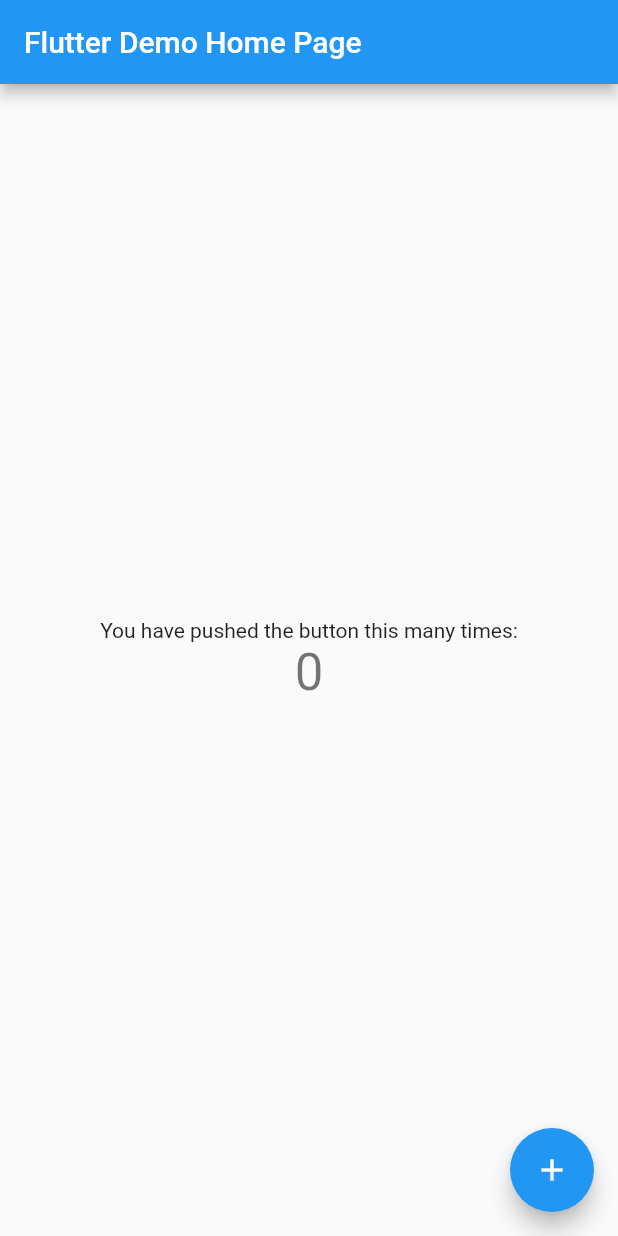
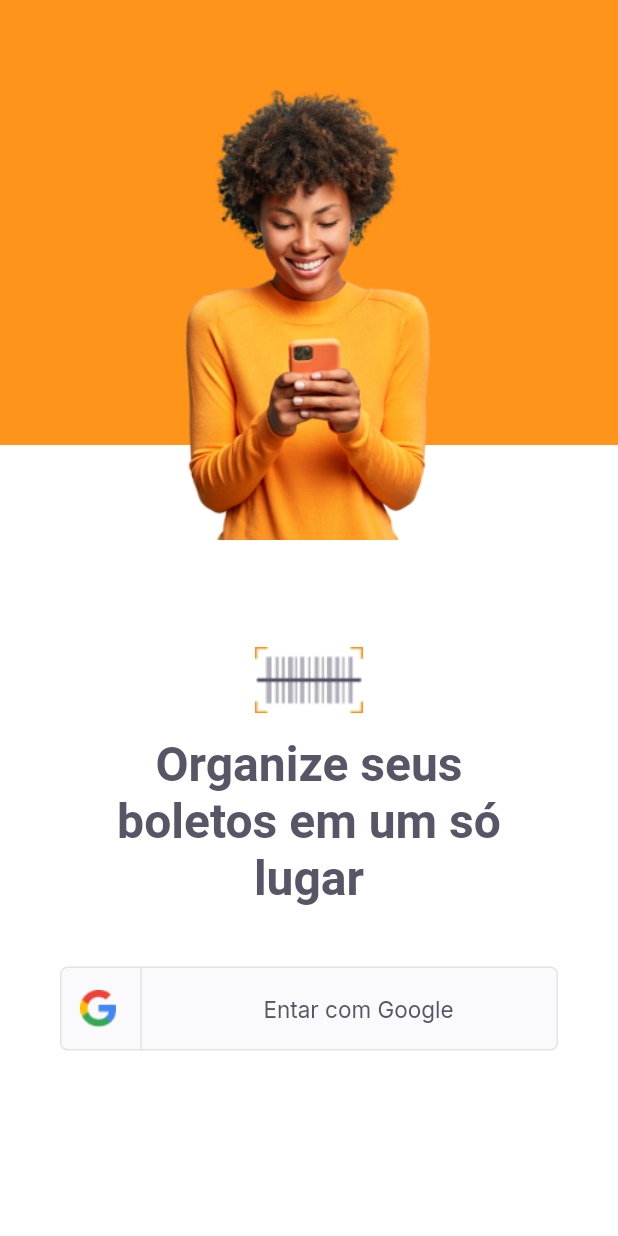
Before and after one commit to madruga665/NLW-Together-PayFlow, a Flutter app: the screen it shows after launch, on a phone screen of 412 x 824 dp. Run offline on Flutter 3.47's test engine with Material 2 defaults, Android fonts, the phone set to English and light mode, and no system bars; our stand-ins replace google_fonts.

Commit message:
Bomba!!! criação homepage splashpage e loginpage

```diff
--- a/lib/main.dart
+++ b/lib/main.dart
@@ -1,113 +1,23 @@
 import 'package:flutter/material.dart';
+import 'package:payflow/modules/home/home_page.dart';
+import 'package:payflow/modules/login/login_page.dart';
+import 'package:payflow/modules/splash/splash_page.dart';
+import 'package:payflow/shared/themes/app_colors.dart';
 
 void main() {
-  runApp(MyApp());
+  runApp(AppWidget());
 }
 
-class MyApp extends StatelessWidget {
+class AppWidget extends StatelessWidget {
   // This widget is the root of your application.
   @override
   Widget build(BuildContext context) {
     return MaterialApp(
-      title: 'Flutter Demo',
+      title: 'Pay Flow',
       theme: ThemeData(
-        // This is the theme of your application.
-        //
-        // Try running your application with "flutter run". You'll see the
-        // application has a blue toolbar. Then, without quitting the app, try
-        // changing the primarySwatch below to Colors.green and then invoke
-        // "hot reload" (press "r" in the console where you ran "flutter run",
-        // or simply save your changes to "hot reload" in a Flutter IDE).
-        // Notice that the counter didn't reset back to zero; the application
-        // is not restarted.
-        primarySwatch: Colors.blue,
+        primaryColor: AppColors.primary,
       ),
-      home: MyHomePage(title: 'Flutter Demo Home Page'),
+      home: LoginPage(),
     );
   }
 }
-
-class MyHomePage extends StatefulWidget {
-  MyHomePage({Key? key, required this.title}) : super(key: key);
-
-  // This widget is the home page of your application. It is stateful, meaning
-  // that it has a State object (defined below) that contains fields that affect
-  // how it looks.
-
-  // This class is the configuration for the state. It holds the values (in this
-  // case the title) provided by the parent (in this case the App widget) and
-  // used by the build method of the State. Fields in a Widget subclass are
-  // always marked "final".
-
-  final String title;
-
-  @override
-  _MyHomePageState createState() => _MyHomePageState();
-}
-
-class _MyHomePageState extends State<MyHomePage> {
-  int _counter = 0;
-
-  void _incrementCounter() {
-    setState(() {
-      // This call to setState tells the Flutter framework that something has
-      // changed in this State, which causes it to rerun the build method below
-      // so that the display can reflect the updated values. If we changed
-      // _counter without calling setState(), then the build method would not be
-      // called again, and so nothing would appear to happen.
-      _counter++;
-    });
-  }
-
-  @override
-  Widget build(BuildContext context) {
-    // This method is rerun every time setState is called, for instance as done
-    // by the _incrementCounter method above.
-    //
-    // The Flutter framework has been optimized to make rerunning build methods
-    // fast, so that you can just rebuild anything that needs updating rather
-    // than having to individually change instances of widgets.
-    return Scaffold(
-      appBar: AppBar(
-        // Here we take the value from the MyHomePage object that was created by
-        // the App.build method, and use it to set our appbar title.
-        title: Text(widget.title),
-      ),
-      body: Center(
-        // Center is a layout widget. It takes a single child and positions it
-        // in the middle of the parent.
-        child: Column(
-          // Column is also a layout widget. It takes a list of children and
-          // arranges them vertically. By default, it sizes itself to fit its
-          // children horizontally, and tries to be as tall as its parent.
-          //
-          // Invoke "debug painting" (press "p" in the console, choose the
-          // "Toggle Debug Paint" action from the Flutter Inspector in Android
-          // Studio, or the "Toggle Debug Paint" command in Visual Studio Code)
-          // to see the wireframe for each widget.
-          //
-          // Column has various properties to control how it sizes itself and
-          // how it positions its children. Here we use mainAxisAlignment to
-          // center the children vertically; the main axis here is the vertical
-          // axis because Columns are vertical (the cross axis would be
-          // horizontal).
-          mainAxisAlignment: MainAxisAlignment.center,
-          children: <Widget>[
-            Text(
-              'You have pushed the button this many times:',
-            ),
-            Text(
-              '$_counter',
-              style: Theme.of(context).textTheme.headline4,
-            ),
-          ],
-        ),
-      ),
-      floatingActionButton: FloatingActionButton(
-        onPressed: _incrementCounter,
-        tooltip: 'Increment',
-        child: Icon(Icons.add),
-      ), // This trailing comma makes auto-formatting nicer for build methods.
-    );
-  }
-}
--- /dev/null
+++ b/lib/modules/home/home_page.dart
@@ -0,0 +1,14 @@
+import 'package:flutter/material.dart';
+
+class HomePage extends StatelessWidget {
+  const HomePage({Key? key}) : super(key: key);
+
+  @override
+  Widget build(BuildContext context) {
+    return Scaffold(
+      appBar: AppBar(
+        title: Text("Home Page"),
+      ),
+    );
+  }
+}
--- /dev/null
+++ b/lib/modules/login/login_page.dart
@@ -0,0 +1,73 @@
+import 'package:flutter/material.dart';
+import 'package:payflow/shared/themes/app_colors.dart';
+import 'package:payflow/shared/themes/app_images.dart';
+import 'package:payflow/shared/themes/app_text_styles.dart';
+import 'package:payflow/shared/widgets/social_login/social_login_button.dart';
+
+class LoginPage extends StatefulWidget {
+  const LoginPage({Key? key}) : super(key: key);
+
+  @override
+  _LoginPageState createState() => _LoginPageState();
+}
+
+class _LoginPageState extends State<LoginPage> {
+  @override
+  Widget build(BuildContext context) {
+    final size = MediaQuery.of(context).size;
+    return Scaffold(
+      backgroundColor: AppColors.background,
+      body: Container(
+        width: size.width,
+        height: size.height,
+        child: Stack(
+          children: [
+            Container(
+              width: size.width,
+              height: size.height * 0.36,
+              color: AppColors.primary,
+            ),
+            Positioned(
+                top: 60,
+                left: 0,
+                right: 0,
+                child: Image.asset(
+                  AppImages.person,
+                  width: 208,
+                  height: 300,
+                )),
+            Positioned(
+                bottom: size.height * 0.15,
+                left: 0,
+                right: 0,
+                child: Column(
+                  mainAxisAlignment: MainAxisAlignment.center,
+                  crossAxisAlignment: CrossAxisAlignment.center,
+                  children: [
+                    Image.asset(AppImages.logomini),
+                    Padding(
+                      padding:
+                          const EdgeInsets.only(top: 15, left: 70, right: 70),
+                      child: Text(
+                        "Organize seus boletos em um só lugar",
+                        textAlign: TextAlign.center,
+                        style: AppTextStyles.titleHome,
+                      ),
+                    ),
+                    Padding(
+                      padding:
+                          const EdgeInsets.only(left: 40, right: 40, top: 40),
+                      child: SocialLoginButton(
+                        onTap: () {
+                          print("Clicou");
+                        },
+                      ),
+                    )
+                  ],
+                ))
+          ],
+        ),
+      ),
+    );
+  }
+}
--- /dev/null
+++ b/lib/modules/splash/splash_page.dart
@@ -0,0 +1,20 @@
+import 'package:flutter/material.dart';
+import 'package:payflow/shared/themes/app_colors.dart';
+import 'package:payflow/shared/themes/app_images.dart';
+
+class SplashPage extends StatelessWidget {
+  const SplashPage({Key? key}) : super(key: key);
+
+  @override
+  Widget build(BuildContext context) {
+    return Scaffold(
+      backgroundColor: AppColors.background,
+      body: Stack(
+        children: [
+          Center(child: Image.asset(AppImages.union)),
+          Center(child: Image.asset(AppImages.logoFull)),
+        ],
+      ),
+    );
+  }
+}
--- /dev/null
+++ b/lib/shared/widgets/social_login/social_login_button.dart
@@ -0,0 +1,55 @@
+import 'package:flutter/material.dart';
+import 'package:payflow/shared/themes/app_colors.dart';
+import 'package:payflow/shared/themes/app_images.dart';
+import 'package:payflow/shared/themes/app_text_styles.dart';
+
+class SocialLoginButton extends StatelessWidget {
+  final VoidCallback onTap;
+  const SocialLoginButton({Key? key, required this.onTap}) : super(key: key);
+
+  @override
+  Widget build(BuildContext context) {
+    return InkWell(
+      onTap: onTap,
+      child: Container(
+        height: 56,
+        decoration: BoxDecoration(
+            color: AppColors.shape,
+            borderRadius: BorderRadius.circular(5),
+            border: Border.fromBorderSide(BorderSide(color: AppColors.stroke))),
+        child: Row(
+          children: [
+            Expanded(
+                flex: 1,
+                child: Row(
+                  mainAxisAlignment: MainAxisAlignment.center,
+                  children: [
+                    Image.asset(AppImages.google),
+                    SizedBox(
+                      width: 16,
+                    ),
+                    Container(
+                      height: 56,
+                      width: 1,
+                      color: AppColors.stroke,
+                    )
+                  ],
+                )),
+            Expanded(
+              flex: 4,
+              child: Row(
+                mainAxisAlignment: MainAxisAlignment.center,
+                children: [
+                  Text(
+                    "Entar com Google",
+                    style: AppTextStyles.buttonGray,
+                  ),
+                ],
+              ),
+            ),
+          ],
+        ),
+      ),
+    );
+  }
+}
```
Also changed, not shown: 1 other file.
